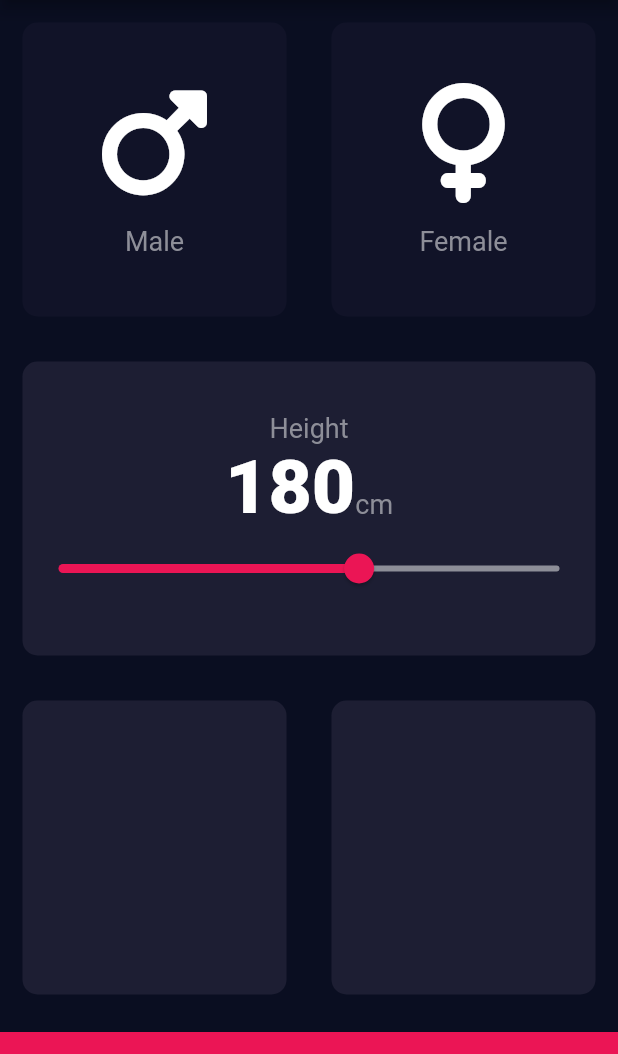
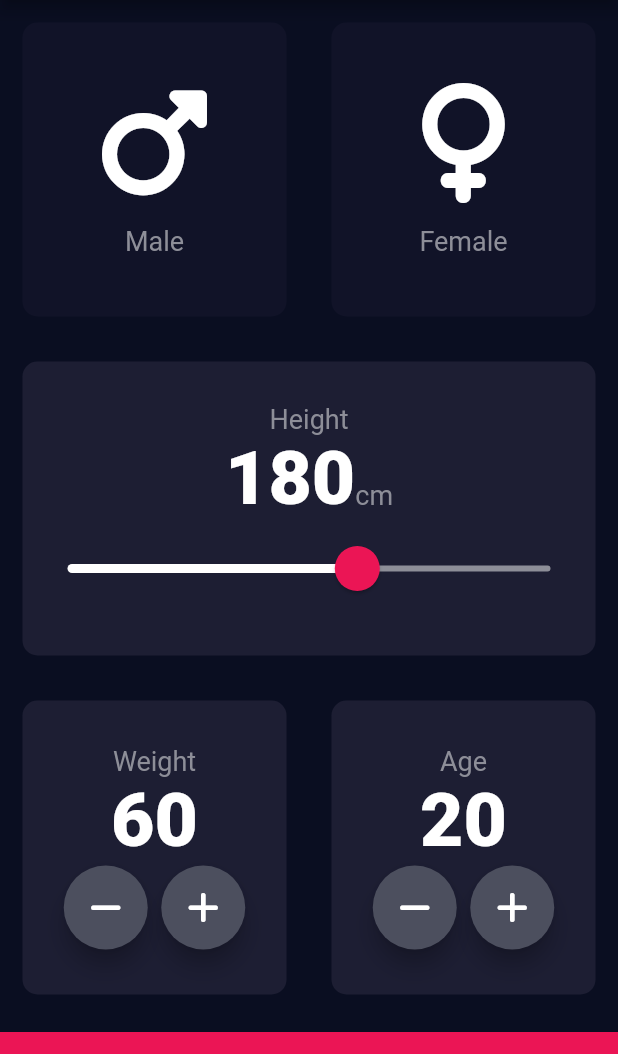
Before and after one commit to vagun/bmicalculator, a Flutter app: the screen it shows after launch, on a phone screen of 412 x 824 dp, the part 84-1138 px from its top. Run offline on Flutter 3.47's test engine with Material 2 defaults, Android fonts, the phone set to English and light mode, and no system bars; our stand-ins replace font_awesome_flutter.

Commit message:
created new button called rawbutton

```diff
--- a/lib/constants.dart
+++ b/lib/constants.dart
@@ -1,5 +1,3 @@
-import 'dart:ui';
-
 import 'package:flutter/material.dart';
 const kactivecardcolour = Color(0xff1d1e33);
 const kinactivecardcolour = Color(0xff111328);
--- a/lib/input_page.dart
+++ b/lib/input_page.dart
@@ -17,6 +17,8 @@ class InputPage extends StatefulWidget {
 class _InputPageState extends State<InputPage> {
   Gender? selectedgender;
   int height = 180;
+  int weight = 60;
+  int age=20;
   Color malecardcolour = kinactivecardcolour;
   Color femalecardcolour = kinactivecardcolour;
 
@@ -88,18 +90,27 @@ class _InputPageState extends State<InputPage> {
                         'cm',
                         style: klabeltextstyle,
                       ),
-
                     ],
                   ),
-                  Slider(
+                  SliderTheme(
+                    data: SliderTheme.of(context).copyWith(
+                      activeTrackColor: Colors.white,
+                      inactiveTrackColor: Color(0xff8d8e98),
+                      thumbColor: Color(0xffeb1555),
+                      overlayColor: Color(0x29eb1555),
+                      thumbShape: RoundSliderThumbShape(enabledThumbRadius: 15),
+                      overlayShape: RoundSliderOverlayShape(overlayRadius: 30),
+                    ),
+                    child: Slider(
                       value: height.toDouble(),
                       min: 120.0,
                       max: 220.0,
-                        activeColor: Color(0xffeb1555),
-                        inactiveColor: Color(0xff8d8e98),
                       onChanged: (double newvalue) {
-                          setState(() {height=newvalue.round();});
+                        setState(() {
+                          height = newvalue.round();
+                        });
                       },
+                    ),
                   )
                 ],
               ),
@@ -110,10 +121,80 @@ class _InputPageState extends State<InputPage> {
                 Expanded(
                     child: reusablecard(
                   colour: kactivecardcolour,
+                  cardchild: Column(
+                    mainAxisAlignment: MainAxisAlignment.center,
+                    children: <Widget>[
+                      Text(
+                        'Weight',
+                        style: klabeltextstyle,
+                      ),
+                      Text(
+                        weight.toString(),
+                        style: knumbertextstyle,
+                      ),
+                      Row(
+                        mainAxisAlignment: MainAxisAlignment.center,
+                        children: <Widget>[
+                          RoundIconButton(
+                            icon: FontAwesomeIcons.minus,
+                            onPressed: () {setState(() {
+                              weight--;
+                            });},
+                          ),
+                          SizedBox(
+                            width: 9,
+                          ),
+                          RoundIconButton(
+                            icon: FontAwesomeIcons.plus,
+                            onPressed: () {
+                              setState(() {
+                                weight++;
+                              });
+                            },
+                          ),
+                        ],
+                      )
+                    ],
+                  ),
                 )),
                 Expanded(
                     child: reusablecard(
                   colour: kactivecardcolour,
+                  cardchild:Column(
+                    mainAxisAlignment: MainAxisAlignment.center,
+                    children: <Widget>[
+                      Text(
+                        'Age',
+                        style: klabeltextstyle,
+                      ),
+                      Text(
+                        age.toString(),
+                        style: knumbertextstyle,
+                      ),
+                      Row(
+                        mainAxisAlignment: MainAxisAlignment.center,
+                        children: <Widget>[
+                          RoundIconButton(
+                            icon: FontAwesomeIcons.minus,
+                            onPressed: () {setState(() {
+                              age--;
+                            });},
+                          ),
+                          SizedBox(
+                            width: 9,
+                          ),
+                          RoundIconButton(
+                            icon: FontAwesomeIcons.plus,
+                            onPressed: () {
+                              setState(() {
+                                age++;
+                              });
+                            },
+                          ),
+                        ],
+                      )
+                    ],
+                  ) ,
                 ))
               ],
             )),
@@ -127,3 +208,20 @@ class _InputPageState extends State<InputPage> {
         ));
   }
 }
+
+class RoundIconButton extends StatelessWidget {
+  RoundIconButton({this.icon, required this.onPressed});
+  final IconData? icon;
+  final VoidCallback onPressed;
+  @override
+  Widget build(BuildContext context) {
+    return RawMaterialButton(
+      child: Icon(icon),
+      elevation: 6,
+      constraints: BoxConstraints.tightFor(width: 56, height: 56),
+      onPressed: onPressed,
+      shape: CircleBorder(),
+      fillColor: Color(0XFF4C4F5E),
+    );
+  }
+}
```
Lines whose indentation alone changed are shown as unchanged.
